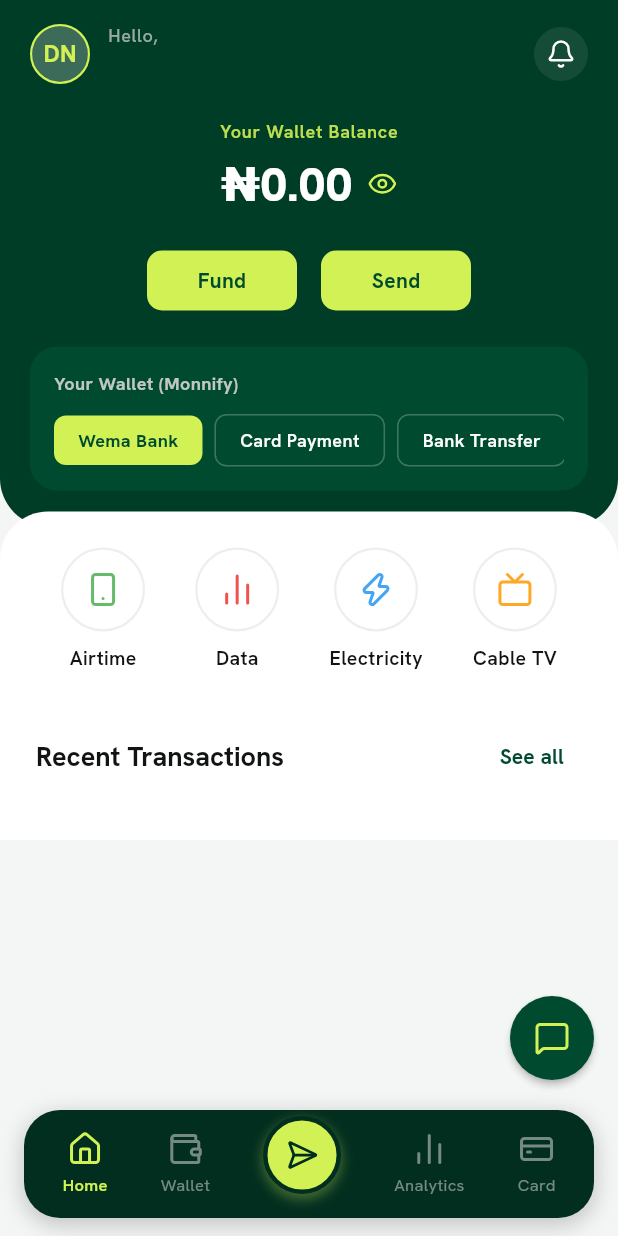
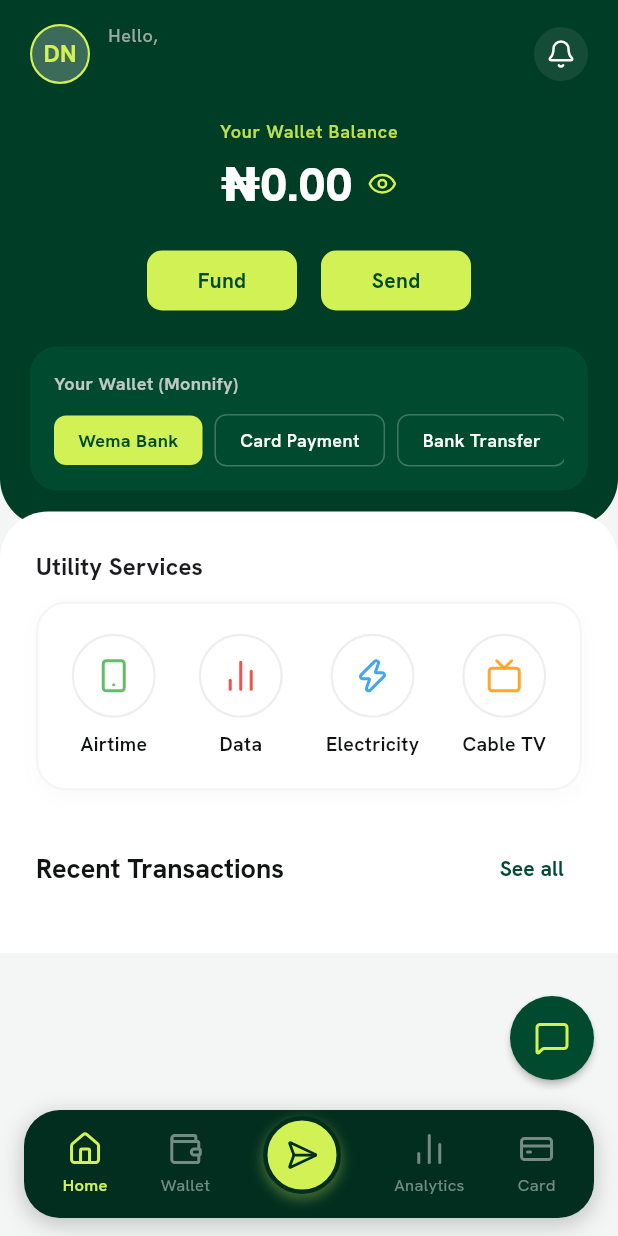
Before and after one commit to odufu/paylens, a Flutter app: the screen it shows once a user with an empty profile is signed in, on a phone screen of 412 x 824 dp. Run offline on Flutter 3.47's test engine with Material 3 defaults, Android fonts, the phone set to English and light mode, and no system bars; our stand-ins replace get_it, google_fonts, google_sign_in, image_picker, lucide_icons_flutter, shared_preferences and 1 more; accounts and stored records are empty; network calls fail.

Commit message:
design: Place utility services section on its own card in the dashboard screen

```diff
--- a/lib/features/dashboard/presentation/pages/dashboard_screen.dart
+++ b/lib/features/dashboard/presentation/pages/dashboard_screen.dart
@@ -267,8 +267,39 @@ class DashboardScreen extends StatelessWidget {
                 child: Column(
                   crossAxisAlignment: CrossAxisAlignment.start,
                   children: [
-                    // Circular VTpass Services Shortcuts
-                    Row(
+                    // Utility Services Section Header
+                    Text(
+                      'Utility Services',
+                      style: textTheme.titleMedium?.copyWith(
+                        fontWeight: FontWeight.bold,
+                        fontSize: 16,
+                      ),
+                    ),
+                    const SizedBox(height: 12),
+
+                    // Circular VTpass Services Shortcuts Card
+                    Container(
+                      decoration: BoxDecoration(
+                        color: Theme.of(context).brightness == Brightness.dark
+                            ? Theme.of(context).scaffoldBackgroundColor
+                            : Colors.white,
+                        borderRadius: BorderRadius.circular(20),
+                        border: Border.all(
+                          color: Theme.of(context).brightness == Brightness.dark
+                              ? Colors.white.withOpacity(0.04)
+                              : Colors.grey.shade100,
+                          width: 1.5,
+                        ),
+                        boxShadow: [
+                          BoxShadow(
+                            color: Colors.black.withOpacity(0.02),
+                            blurRadius: 10,
+                            offset: const Offset(0, 4),
+                          ),
+                        ],
+                      ),
+                      padding: const EdgeInsets.symmetric(vertical: 20, horizontal: 8),
+                      child: Row(
                         mainAxisAlignment: MainAxisAlignment.spaceAround,
                         children: [
                           _buildCircularActionItem(
@@ -315,7 +346,8 @@ class DashboardScreen extends StatelessWidget {
                           ),
                         ],
                       ),
-                    const SizedBox(height: 32),
+                    ),
+                    const SizedBox(height: 28),
 
                     // Recent Transactions Header
                     Row(
```
Lines whose indentation alone changed are shown as unchanged.
